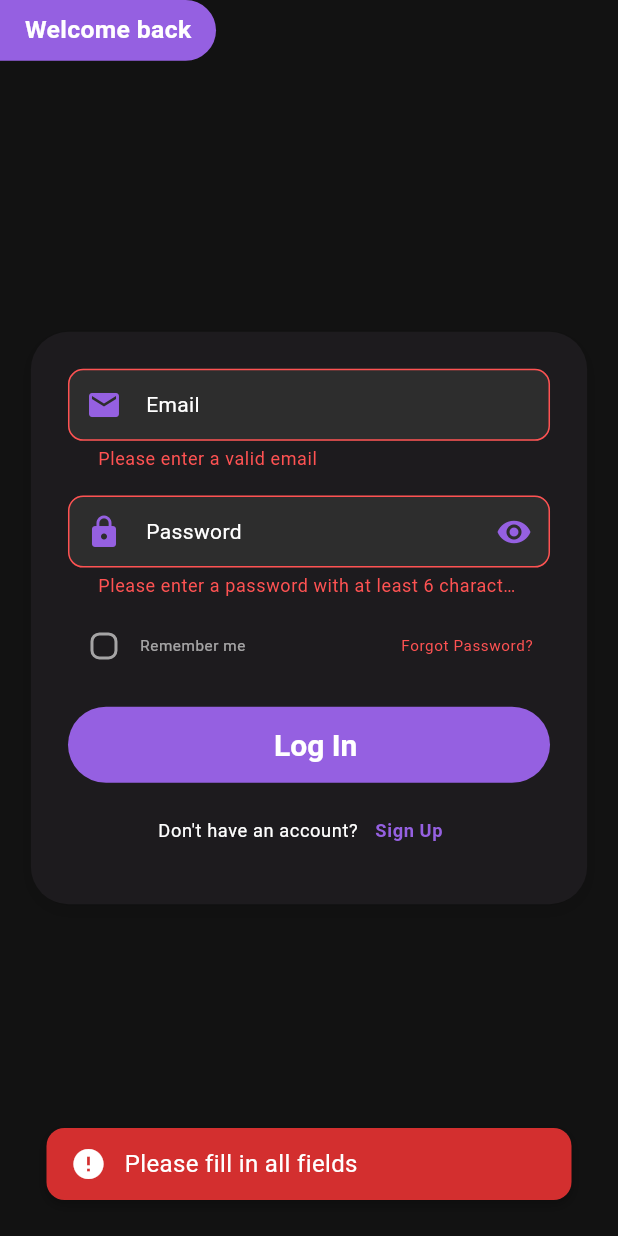
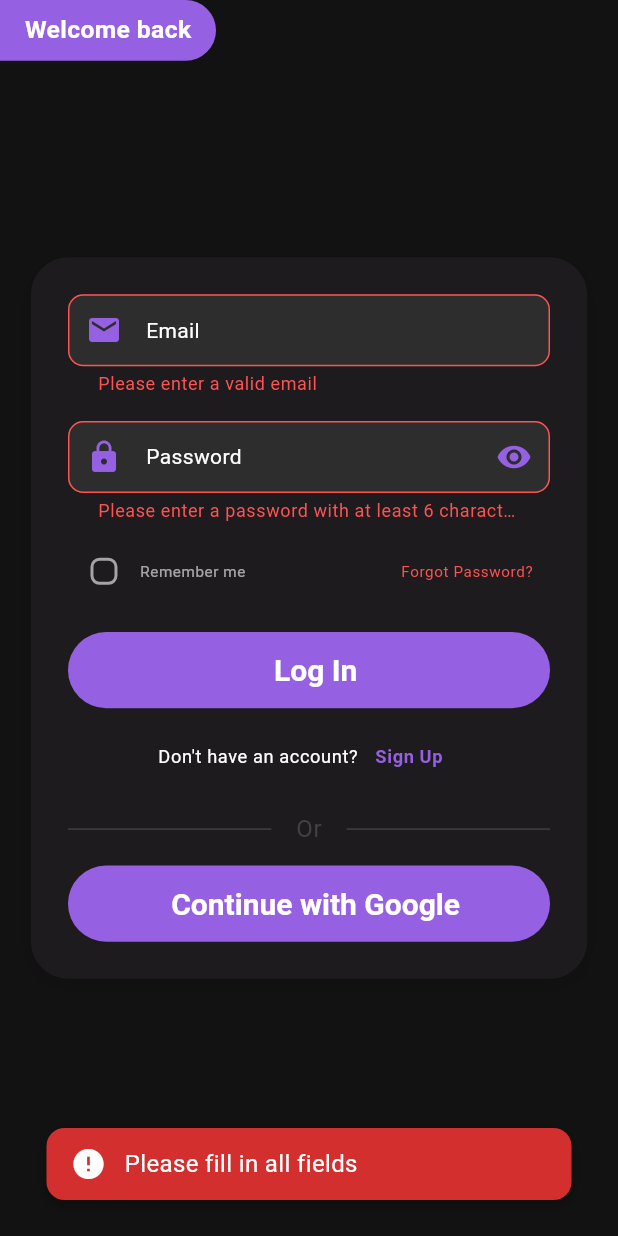
Before and after one commit to ibraam123/cartoon_app, a Flutter app: the screen it shows after launch, after a tap on "Log In", on a phone screen of 412 x 824 dp. Run offline on Flutter 3.47's test engine with Material 3 defaults, Android fonts, the phone set to English and light mode, and no system bars; our stand-ins replace cloud_firestore, easy_localization, email_validator, firebase_auth, firebase_core, flutter_bloc and 5 more; accounts and stored records are empty.

Commit message:
finish of google sign in authentication

```diff
--- a/lib/features/auth/presentation/widgets/sign_in_view_body.dart
+++ b/lib/features/auth/presentation/widgets/sign_in_view_body.dart
@@ -144,6 +144,31 @@ class _SignInViewBodyState extends State<SignInViewBody> {
                                       buttonText: AuthKeys.signUp.tr(),
                                       onTap: _navigateToSignUp,
                                     ),
+                                    SizedBox(height: height * 0.015),
+                                    Row(
+                                      children: [
+                                        const Expanded(child: Divider()),
+                                        Padding(
+                                          padding: EdgeInsets.symmetric(
+                                              horizontal: width * 0.04),
+                                          child: Text(
+                                            AuthKeys.or.tr(),
+                                            style: Theme.of(context)
+                                                .textTheme
+                                                .bodyLarge
+                                                ?.copyWith(
+                                                    color: AppColors.greyDark),
+                                          ),
+                                        ),
+                                        const Expanded(child: Divider()),
+                                      ],
+                                    ),
+                                    SizedBox(height: height * 0.015),
+                                    CustomButton(isLoading: false, text: AuthKeys.continueWithGoogle.tr(),
+                                      width: width,
+                                      onTap: _signInWithGoogle,
+                                      color: AppColors.primary,
+                                    ),
                                   ],
                                 );
                               },
@@ -161,6 +186,10 @@ class _SignInViewBodyState extends State<SignInViewBody> {
         ],
       ),
     );
+  }
+
+  void _signInWithGoogle() {
+    context.read<AuthCubit>().signInWithGoogle();
   }
 
   void _authListener(BuildContext context, AuthState state) {
--- a/lib/features/onboarding/widgets/explanation_view_body.dart
+++ b/lib/features/onboarding/widgets/explanation_view_body.dart
@@ -1,10 +1,8 @@
 import 'package:easy_localization/easy_localization.dart';
 import 'package:flutter/material.dart';
-import 'package:go_router/go_router.dart';
 
 import '../../../core/config/app_colors.dart';
 import '../../../core/config/app_keys_localization.dart';
-import '../../../core/config/routes.dart';
 import '../../../core/widgets/custom_button.dart';
 import '../models/explanation_screen_model.dart';
 
--- a/lib/init_dependcies.dart
+++ b/lib/init_dependcies.dart
@@ -1,6 +1,7 @@
 import 'package:cloud_firestore/cloud_firestore.dart';
 import 'package:firebase_auth/firebase_auth.dart';
 import 'package:get_it/get_it.dart';
+import 'package:google_sign_in/google_sign_in.dart';
 
 import 'features/auth/data/repo/user_repo.dart';
 import 'features/auth/domain/repo/user_repo_impl.dart';
@@ -14,6 +15,11 @@ Future<void> init() async {
   serviceLocator.registerLazySingleton<FirebaseFirestore>(
         () => FirebaseFirestore.instance,
   );
+
+  serviceLocator.registerLazySingleton<GoogleSignIn>(
+        () => GoogleSignIn.instance,
+  );
+
   serviceLocator.registerLazySingleton<UserRepository>(
         () => UserRepositoryImpl(serviceLocator<FirebaseFirestore>()),
   );
@@ -22,6 +28,7 @@ Future<void> init() async {
         () => AuthCubit(
       serviceLocator<FirebaseAuth>(),
       serviceLocator<UserRepository>(),
+          serviceLocator<GoogleSignIn>(),
     ),
   );
 
--- a/pubspec.yaml
+++ b/pubspec.yaml
@@ -22,6 +22,7 @@ dependencies:
   firebase_core: ^4.2.1
   cloud_firestore: ^6.1.0
   easy_localization: ^3.0.8
+  google_sign_in: ^7.2.0
 
 dev_dependencies:
   flutter_test:
```
Also changed, not shown: lib/features/auth/presentation/logic/auth_cubit.dart (+49 -1 lines), pubspec.lock.
